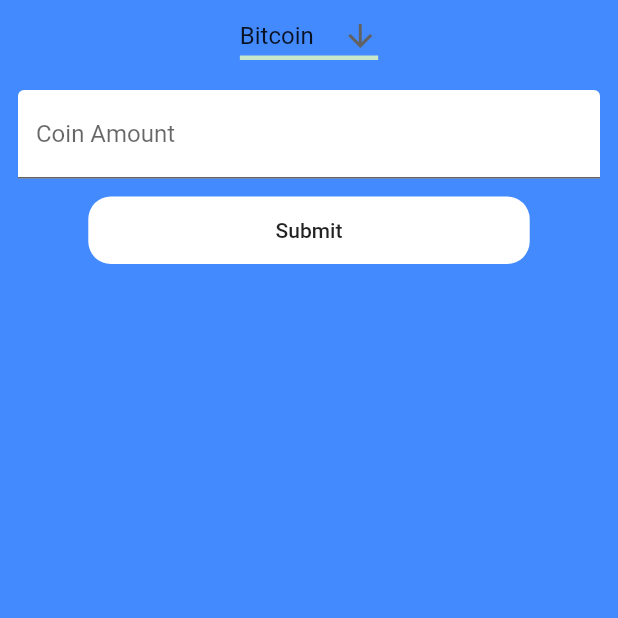
After one commit to TheKetan2/fcc_flutter_firebase_crypto_wallet, a Flutter app: the HomeView screen opened directly, after a tap on the "add" icon, on a phone screen of 412 x 824 dp, the top half of it. The commit adds this screen. Run offline on Flutter 3.47's test engine with Material 2 defaults, Android fonts, the phone set to English and light mode, and no system bars; our stand-ins replace cloud_firestore, firebase_auth, firebase_core; accounts and stored records are empty.

Commit message:
added AddView screen, read write is working

```diff
--- /dev/null
+++ b/fcc_crypto_wallet_firebase_flutter/lib/add_view.dart
@@ -0,0 +1,69 @@
+import 'package:fcc_crypto_wallet_firebase_flutter/widgets/custom_button.dart';
+import 'package:flutter/material.dart';
+
+class AddView extends StatefulWidget {
+  const AddView({Key? key}) : super(key: key);
+
+  @override
+  State<AddView> createState() => _AddViewState();
+}
+
+class _AddViewState extends State<AddView> {
+  List<String> coins = [
+    "Bitcoin",
+    "Tether",
+    "Ethereum",
+  ];
+
+  final TextEditingController _amountController = TextEditingController();
+  String selectedCoin = "Bitcoin";
+  @override
+  Widget build(BuildContext context) {
+    return Scaffold(
+      backgroundColor: Colors.blueAccent,
+      body: SafeArea(
+        child: Column(
+          children: [
+            DropdownButton(
+                value: selectedCoin,
+                icon: Icon(Icons.arrow_downward),
+                underline: Container(
+                  height: 3,
+                  color: Colors.green[100],
+                ),
+                items: coins
+                    .map<DropdownMenuItem<String>>(
+                        (String value) => DropdownMenuItem(
+                              child: Text(value),
+                              value: value,
+                            ))
+                    .toList(),
+                onChanged: (String? value) {
+                  print(value);
+                  setState(() {
+                    selectedCoin = value!;
+                  });
+                }),
+            Container(
+              margin: EdgeInsets.all(4),
+              padding: EdgeInsets.all(8),
+              child: TextFormField(
+                controller: _amountController,
+                keyboardType: TextInputType.number,
+                decoration: const InputDecoration(
+                  labelText: "Coin Amount",
+                  fillColor: Colors.white,
+                  filled: true,
+                  hintStyle: TextStyle(
+                    color: Colors.white,
+                  ),
+                ),
+              ),
+            ),
+            CustomButton(title: "Submit", onPressed: () {})
+          ],
+        ),
+      ),
+    );
+  }
+}
--- /dev/null
+++ b/fcc_crypto_wallet_firebase_flutter/lib/home_view.dart
@@ -0,0 +1,78 @@
+import 'package:cloud_firestore/cloud_firestore.dart';
+import 'package:fcc_crypto_wallet_firebase_flutter/add_view.dart';
+import 'package:firebase_auth/firebase_auth.dart';
+import 'package:flutter/material.dart';
+
+class HomeView extends StatefulWidget {
+  const HomeView({Key? key}) : super(key: key);
+
+  @override
+  _HomeViewState createState() => _HomeViewState();
+}
+
+class _HomeViewState extends State<HomeView> {
+  @override
+  Widget build(BuildContext context) {
+    return Scaffold(
+      body: Container(
+        width: MediaQuery.of(context).size.width,
+        height: MediaQuery.of(context).size.height,
+        decoration: const BoxDecoration(
+          color: Colors.white,
+        ),
+        child: StreamBuilder(
+          stream: FirebaseFirestore.instance
+              .collection("User")
+              .doc(FirebaseAuth.instance.currentUser?.uid)
+              .collection('Coins')
+              .snapshots(),
+          builder:
+              (BuildContext context, AsyncSnapshot<QuerySnapshot> snapshot) {
+            if (!snapshot.hasData) {
+              return const Center(
+                child: CircularProgressIndicator(),
+              );
+            } else {
+              return ListView.builder(
+                itemCount: snapshot.data?.docs.length,
+                itemBuilder: (context, index) {
+                  final document = snapshot.data?.docs[index];
+                  return Container(
+                    margin: const EdgeInsets.only(
+                      left: 8,
+                      right: 8,
+                      top: 8,
+                    ),
+                    padding: const EdgeInsets.all(16),
+                    decoration: BoxDecoration(
+                      color: Colors.green[50],
+                      borderRadius: BorderRadius.circular(10),
+                    ),
+                    child: Row(
+                      mainAxisAlignment: MainAxisAlignment.spaceEvenly,
+                      children: [
+                        Text("Coin Name: ${document?["crypto"]}"),
+                        Text("Amount Owned: ${document?["amount"]}"),
+                      ],
+                    ),
+                  );
+                },
+              );
+            }
+          },
+        ),
+      ),
+      floatingActionButton: FloatingActionButton(
+        child: const Icon(Icons.add),
+        onPressed: () {
+          Navigator.push(
+            context,
+            MaterialPageRoute(
+              builder: (context) => AddView(),
+            ),
+          );
+        },
+      ),
+    );
+  }
+}
--- a/fcc_crypto_wallet_firebase_flutter/lib/net/flutterfire.dart
+++ b/fcc_crypto_wallet_firebase_flutter/lib/net/flutterfire.dart
@@ -2,10 +2,11 @@
 
 Future<bool> signIn(String email, String password) async {
   try {
-    await FirebaseAuth.instance.signInWithEmailAndPassword(
+    final auth = await FirebaseAuth.instance.signInWithEmailAndPassword(
       email: email,
       password: password,
     );
+    print(auth.user?.uid.toString());
     return true;
   } on FirebaseAuthException catch (e) {
     if (e.code == "weak-password") {
@@ -22,10 +23,11 @@
 
 Future<bool> register(String email, String password) async {
   try {
-    await FirebaseAuth.instance.createUserWithEmailAndPassword(
+    final auth = await FirebaseAuth.instance.createUserWithEmailAndPassword(
       email: email,
       password: password,
     );
+    print(auth.user?.uid.toString());
     return true;
   } on FirebaseAuthException catch (e) {
     if (e.code == "weak-password") {
```
Also changed, not shown: fcc_crypto_wallet_firebase_flutter/lib/auth.dart (+13 -0 lines).
